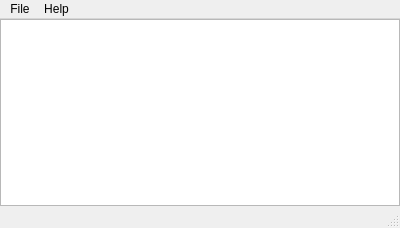
safu9/Momiji, file window.ui: the form before one commit.
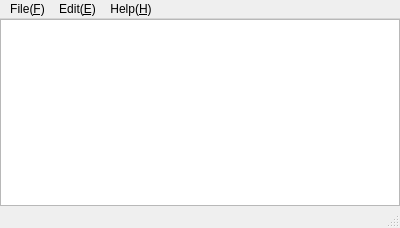
The form after the commit.

Diff of the .ui file:
```diff
--- a/window.ui
+++ b/window.ui
@@ -58,7 +58,7 @@
    </property>
    <widget class="QMenu" name="menuFile">
     <property name="title">
-     <string>File</string>
+     <string>File(&amp;F)</string>
     </property>
     <addaction name="actionNew"/>
     <addaction name="actionOpen"/>
@@ -69,11 +69,24 @@
    </widget>
    <widget class="QMenu" name="menuHelp">
     <property name="title">
-     <string>Help</string>
+     <string>Help(&amp;H)</string>
     </property>
     <addaction name="actionAbout"/>
    </widget>
+   <widget class="QMenu" name="menuEdit">
+    <property name="title">
+     <string>Edit(&amp;E)</string>
+    </property>
+    <addaction name="actionUndo"/>
+    <addaction name="actionRedo"/>
+    <addaction name="separator"/>
+    <addaction name="actionCopy"/>
+    <addaction name="actionCut"/>
+    <addaction name="actionPaste"/>
+    <addaction name="actionSelectAll"/>
+   </widget>
    <addaction name="menuFile"/>
+   <addaction name="menuEdit"/>
    <addaction name="menuHelp"/>
   </widget>
   <widget class="QStatusBar" name="statusbar"/>
```
Left out of the diff: 48 changed lines with no effect on the pictures.
